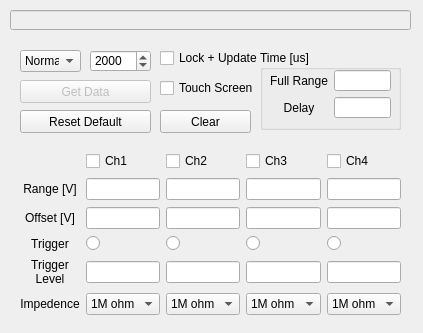
This is osc_dialog.ui in TripletESR/DAQ_GUI as Qt 5 draws it before an edit. The edited form follows.
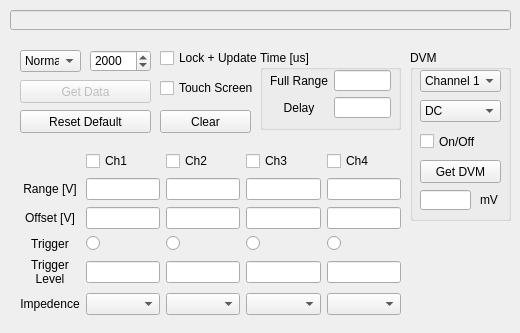
This is the edited form.

The edit to the form file:
```diff
--- a/osc_dialog.ui
+++ b/osc_dialog.ui
@@ -9,7 +9,7 @@
    <rect>
     <x>0</x>
     <y>0</y>
-    <width>423</width>
+    <width>520</width>
     <height>333</height>
    </rect>
   </property>
@@ -30,7 +30,7 @@
     <rect>
      <x>10</x>
      <y>10</y>
-     <width>401</width>
+     <width>501</width>
      <height>20</height>
     </rect>
    </property>
@@ -113,7 +113,7 @@
     <item row="5" column="2">
      <widget class="QComboBox" name="comboBox_2_ohm">
       <property name="currentIndex">
-       <number>1</number>
+       <number>-1</number>
       </property>
       <item>
        <property name="text">
@@ -175,7 +175,7 @@
     <item row="5" column="1">
      <widget class="QComboBox" name="comboBox_1_ohm">
       <property name="currentIndex">
-       <number>1</number>
+       <number>-1</number>
       </property>
       <item>
        <property name="text">
@@ -195,7 +195,7 @@
     <item row="5" column="4">
      <widget class="QComboBox" name="comboBox_4_ohm">
       <property name="currentIndex">
-       <number>1</number>
+       <number>-1</number>
       </property>
       <item>
        <property name="text">
@@ -245,7 +245,7 @@
     <item row="5" column="3">
      <widget class="QComboBox" name="comboBox_3_ohm">
       <property name="currentIndex">
-       <number>1</number>
+       <number>-1</number>
       </property>
       <item>
        <property name="text">
@@ -436,6 +436,129 @@
     <string>Clear</string>
    </property>
   </widget>
+  <widget class="QGroupBox" name="groupBox_2">
+   <property name="geometry">
+    <rect>
+     <x>410</x>
+     <y>50</y>
+     <width>101</width>
+     <height>171</height>
+    </rect>
+   </property>
+   <property name="title">
+    <string>DVM</string>
+   </property>
+   <widget class="QComboBox" name="comboBox_DVM_ch">
+    <property name="geometry">
+     <rect>
+      <x>10</x>
+      <y>20</y>
+      <width>81</width>
+      <height>22</height>
+     </rect>
+    </property>
+    <item>
+     <property name="text">
+      <string>Channel 1</string>
+     </property>
+    </item>
+    <item>
+     <property name="text">
+      <string>Channel 2</string>
+     </property>
+    </item>
+    <item>
+     <property name="text">
+      <string>Channel 3</string>
+     </property>
+    </item>
+    <item>
+     <property name="text">
+      <string>Channel 4</string>
+     </property>
+    </item>
+   </widget>
+   <widget class="QComboBox" name="comboBox_DVM_Mode">
+    <property name="geometry">
+     <rect>
+      <x>10</x>
+      <y>50</y>
+      <width>81</width>
+      <height>22</height>
+     </rect>
+    </property>
+    <property name="currentIndex">
+     <number>0</number>
+    </property>
+    <item>
+     <property name="text">
+      <string>DC</string>
+     </property>
+    </item>
+    <item>
+     <property name="text">
+      <string>DC RMS</string>
+     </property>
+    </item>
+    <item>
+     <property name="text">
+      <string>AC RMS</string>
+     </property>
+    </item>
+   </widget>
+   <widget class="QCheckBox" name="checkBox_DVM">
+    <property name="geometry">
+     <rect>
+      <x>10</x>
+      <y>80</y>
+      <width>75</width>
+      <height>23</height>
+     </rect>
+    </property>
+    <property name="text">
+     <string>On/Off</string>
+    </property>
+   </widget>
+   <widget class="QPushButton" name="pushButton_2">
+    <property name="geometry">
+     <rect>
+      <x>10</x>
+      <y>110</y>
+      <width>81</width>
+      <height>23</height>
+     </rect>
+    </property>
+    <property name="text">
+     <string>Get DVM</string>
+    </property>
+   </widget>
+   <widget class="QLineEdit" name="lineEdit_DVM">
+    <property name="enabled">
+     <bool>true</bool>
+    </property>
+    <property name="geometry">
+     <rect>
+      <x>10</x>
+      <y>140</y>
+      <width>51</width>
+      <height>20</height>
+     </rect>
+    </property>
+   </widget>
+   <widget class="QLabel" name="label_8">
+    <property name="geometry">
+     <rect>
+      <x>70</x>
+      <y>140</y>
+      <width>21</width>
+      <height>20</height>
+     </rect>
+    </property>
+    <property name="text">
+     <string>mV</string>
+    </property>
+   </widget>
+  </widget>
  </widget>
  <resources/>
  <connections/>
```
